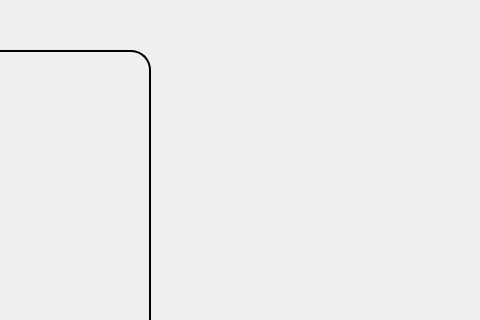
First picture: the form in Game/Game_1.ui, repository ElectricMs/CampusTales, before the edit; both pictures show x 480 to 960 and y 0 to 320 of the 960 by 540 pixel window.
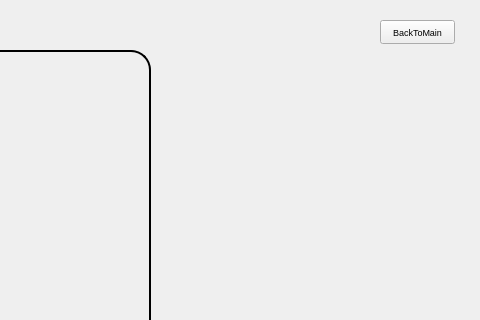
Second picture: the form after the edit.

Diff of the .ui file:
```diff
--- a/Game/Game_1.ui
+++ b/Game/Game_1.ui
@@ -115,6 +115,24 @@
     <bool>true</bool>
    </property>
   </widget>
+  <widget class="QPushButton" name="pushButton_Back">
+   <property name="geometry">
+    <rect>
+     <x>860</x>
+     <y>20</y>
+     <width>75</width>
+     <height>24</height>
+    </rect>
+   </property>
+   <property name="font">
+    <font>
+     <pointsize>7</pointsize>
+    </font>
+   </property>
+   <property name="text">
+    <string>BackToMain</string>
+   </property>
+  </widget>
  </widget>
  <resources/>
  <connections/>
```
